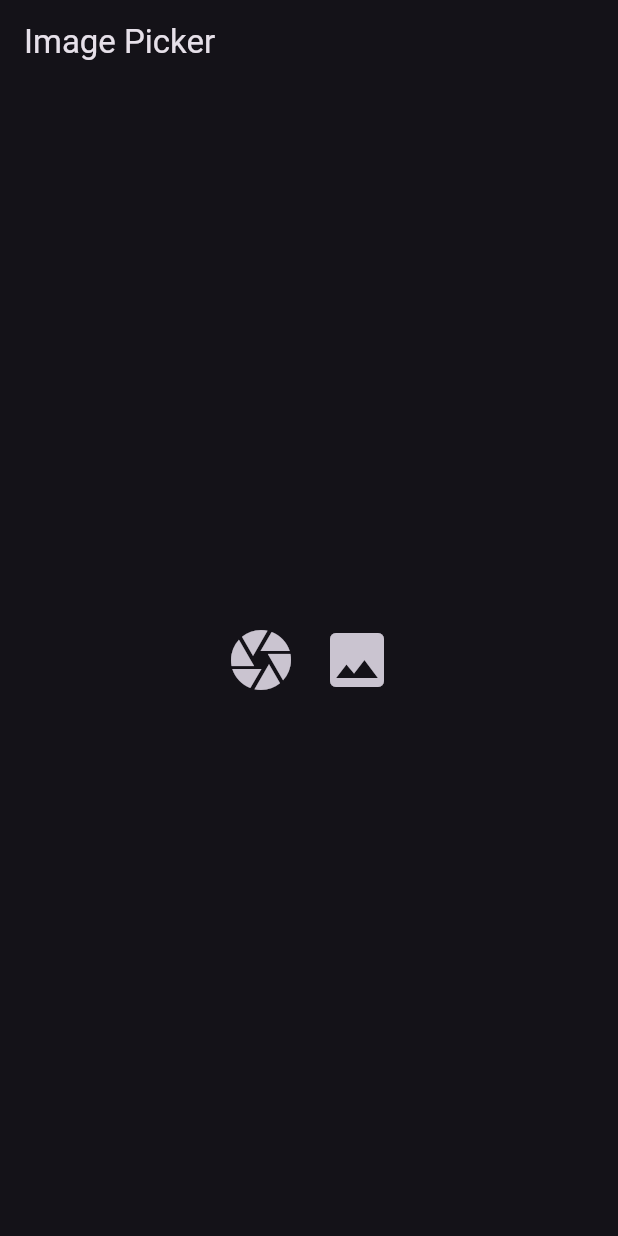
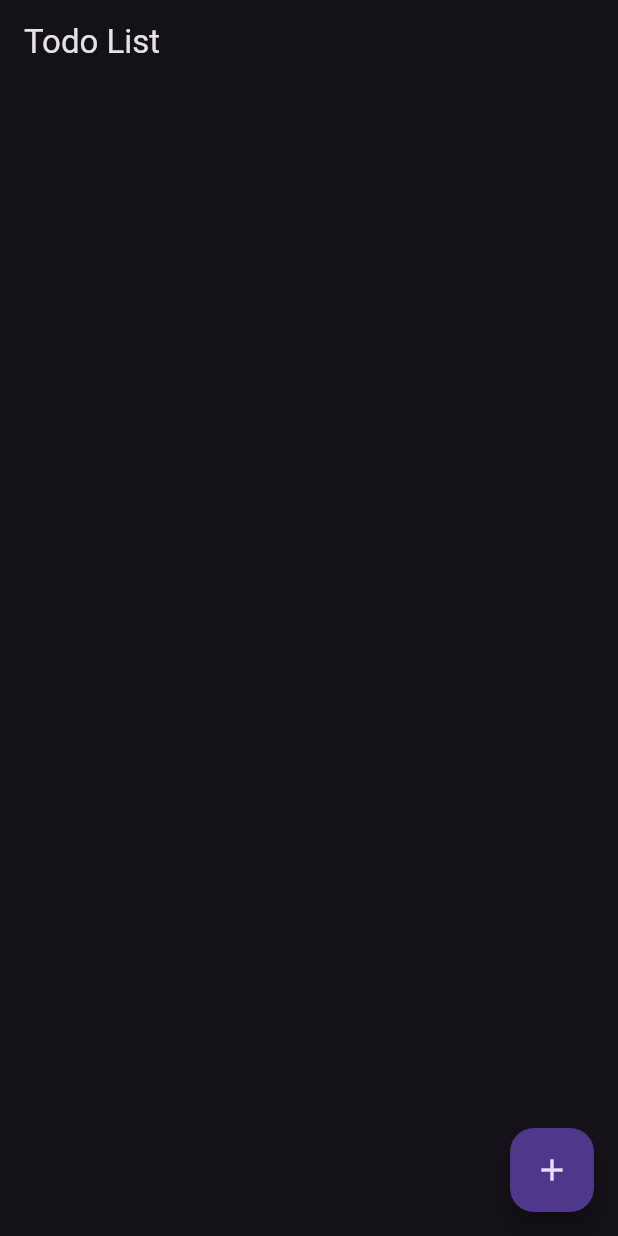
Before and after one commit to Rohit-Chandra-007/bloc_example, a Flutter app: the screen it shows after launch, on a phone screen of 412 x 824 dp. Run offline on Flutter 3.47's test engine with Material 3 defaults, Android fonts, the phone set to English and light mode, and no system bars; our stand-ins replace equatable, flutter_bloc, image_picker.

Commit message:
Implement Todo functionality: add TodoBloc, events, and states; create Todo model and UI for managing todos

```diff
--- /dev/null
+++ b/lib/features/todo/bloc/todo_bloc.dart
@@ -0,0 +1,25 @@
+
+import 'package:bloc_example/features/todo/model/todo.dart';
+import 'package:equatable/equatable.dart';
+import 'package:flutter_bloc/flutter_bloc.dart';
+
+part 'todo_event.dart';
+part 'todo_state.dart';
+
+class TodoBloc extends Bloc<TodoEvent, TodoState> {
+  TodoBloc() : super(TodoInitial()) {
+    on<AddTodo>(_onAddTodo);
+    on<DeleteTodo>(_onDeleteTodo);
+  }
+
+  void _onAddTodo(AddTodo event, Emitter<TodoState> emit) {
+    // new list is created with the previous todos and the new todo
+    final updatedTodos = [...state.todos, event.todo];
+    emit(TodoUpdated(todos: updatedTodos));
+  }
+
+  void _onDeleteTodo(DeleteTodo event, Emitter<TodoState> emit) {
+    final updatedTodos = List<Todo>.from(state.todos)..removeAt(event.index);
+    emit(TodoUpdated(todos: updatedTodos));
+  }
+}
--- /dev/null
+++ b/lib/features/todo/bloc/todo_event.dart
@@ -0,0 +1,30 @@
+part of 'todo_bloc.dart';
+
+sealed class TodoEvent extends Equatable {
+  const TodoEvent();
+
+  @override
+  List<Object> get props => [];
+}
+
+class AddTodo extends TodoEvent {
+  final Todo todo;
+
+  const AddTodo({
+    required this.todo,
+  });
+
+  @override
+  List<Object> get props => [todo];
+}
+
+class DeleteTodo extends TodoEvent {
+  final int index;
+
+  const DeleteTodo({
+    required this.index,
+  });
+
+  @override
+  List<Object> get props => [index];
+}
--- /dev/null
+++ b/lib/features/todo/bloc/todo_state.dart
@@ -0,0 +1,22 @@
+part of 'todo_bloc.dart';
+
+sealed class TodoState extends Equatable {
+  const TodoState({required this.todos});
+
+  final List<Todo> todos;
+
+  TodoState copyWith({List<Todo>? todos}) {
+    return TodoUpdated(todos: todos ?? this.todos);
+  }
+
+  @override
+  List<Object> get props => [todos];
+}
+
+final class TodoInitial extends TodoState {
+  const TodoInitial({super.todos = const []});
+}
+
+final class TodoUpdated extends TodoState {
+  const TodoUpdated({required super.todos});
+}
--- /dev/null
+++ b/lib/features/todo/model/todo.dart
@@ -0,0 +1,19 @@
+class Todo {
+  final String title;
+  final String description;
+
+  Todo({
+    required this.title,
+    required this.description,
+  });
+
+  Todo copyWith({
+    String? title,
+    String? description,
+  }) {
+    return Todo(
+      title: title ?? this.title,
+      description: description ?? this.description,
+    );
+  }
+}
--- /dev/null
+++ b/lib/features/todo/ui/todo_screen.dart
@@ -0,0 +1,99 @@
+import 'package:bloc_example/features/todo/bloc/todo_bloc.dart';
+import 'package:bloc_example/features/todo/model/todo.dart';
+import 'package:flutter/material.dart';
+import 'package:flutter_bloc/flutter_bloc.dart';
+
+class TodoScreen extends StatelessWidget {
+  const TodoScreen({super.key});
+
+  @override
+  Widget build(BuildContext context) {
+    return Scaffold(
+      appBar: AppBar(
+        title: const Text('Todo List'),
+      ),
+      body: BlocBuilder<TodoBloc, TodoState>(
+        builder: (context, state) {
+          return ListView.builder(
+              itemCount: state.todos.length,
+              itemBuilder: (context, index) {
+                return Card(
+                  child: ListTile(
+                    title: Text(state.todos[index].title),
+                    subtitle: Text(state.todos[index].description),
+                    trailing: IconButton(
+                      icon: Icon(Icons.delete),
+                      onPressed: () {
+                        // Delete todo
+                        context.read<TodoBloc>().add(
+                              DeleteTodo(
+                                index: index,
+                              ),
+                            );
+                      },
+                    ),
+                  ),
+                );
+              });
+        },
+      ),
+      floatingActionButton: FloatingActionButton(
+        child: Icon(Icons.add),
+        onPressed: () {
+          // Add todo
+          String title = '';
+          String description = '';
+          showModalBottomSheet(
+            context: context,
+            builder: (context) {
+              return Padding(
+                padding: const EdgeInsets.all(16.0),
+                child: Column(
+                  mainAxisSize: MainAxisSize.min,
+                  children: [
+                    TextField(
+                      onChanged: (value) {
+                        // Add new todo logic
+                        title = value;
+                      },
+                      decoration: InputDecoration(
+                        labelText: 'New Todo',
+                      ),
+                    ),
+                    SizedBox(height: 10),
+                    TextField(
+                      onChanged: (value) {
+                        // Add new todo logic
+                        description = value;
+                      },
+                      decoration: InputDecoration(
+                        labelText: 'Description',
+                      ),
+                    ),
+                    SizedBox(height: 10),
+                    ElevatedButton(
+                      onPressed: () {
+                        // Add new todo logic
+                        context.read<TodoBloc>().add(
+                              AddTodo(
+                                todo: Todo(
+                                  title: title,
+                                  description: description,
+                                ),
+                              ),
+                            );
+
+                        Navigator.pop(context);
+                      },
+                      child: Text('Add'),
+                    ),
+                  ],
+                ),
+              );
+            },
+          );
+        },
+      ),
+    );
+  }
+}
--- a/lib/main.dart
+++ b/lib/main.dart
@@ -1,7 +1,8 @@
 import 'package:bloc_example/features/counter/bloc/counter_bloc.dart';
 import 'package:bloc_example/features/image_uploader/bloc/image_picker_bloc.dart';
 import 'package:bloc_example/features/switch_slider/bloc/switch_bloc.dart';
-import 'package:bloc_example/features/image_uploader/ui/image_picker_screen.dart';
+import 'package:bloc_example/features/todo/bloc/todo_bloc.dart';
+import 'package:bloc_example/features/todo/ui/todo_screen.dart';
 import 'package:bloc_example/utils/image_picker_utils.dart';
 import 'package:flutter/material.dart';
 import 'package:flutter_bloc/flutter_bloc.dart';
@@ -21,6 +22,9 @@ void main() {
         BlocProvider(
           create: (context) => SwitchBloc(),
         ),
+        BlocProvider(
+          create: (context) => TodoBloc(),
+        ),
       ],
       child: MyApp(),
     ),
@@ -35,7 +39,7 @@ class MyApp extends StatelessWidget {
     return MaterialApp(
       title: 'Flutter Demo',
       theme: ThemeData.dark(),
-      home: ImagePickerScreen(),
+      home: TodoScreen(),
     );
   }
 }
```
